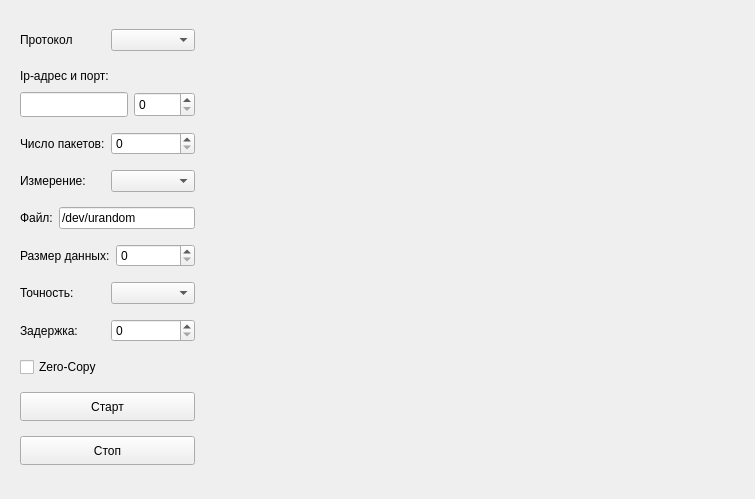
This is gui/forms/sendtimestampwidget.ui in OSLL/Linux_FreeBSD_networking_perf as Qt 5 draws it before an edit. The edited form follows.
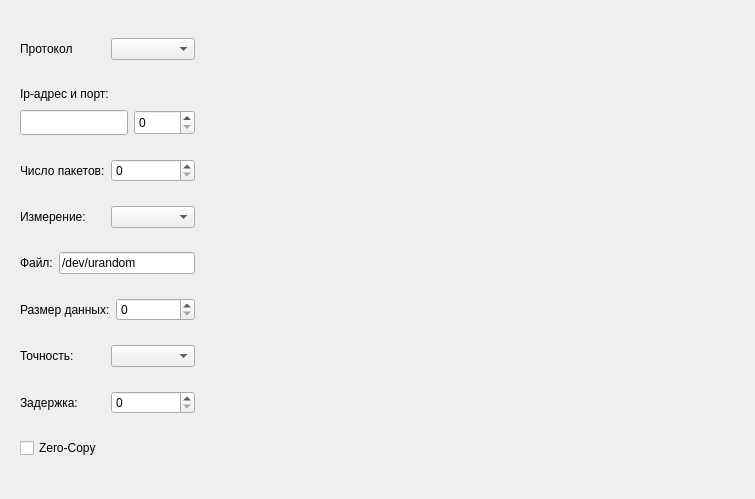
This is the edited form.

Commit message: refactor(gui): move start-stop in widget

Patch:
```diff
--- a/gui/forms/sendtimestampwidget.ui
+++ b/gui/forms/sendtimestampwidget.ui
@@ -210,30 +210,7 @@
          </layout>
         </item>
         <item>
-         <widget class="QPushButton" name="startButton">
-          <property name="maximumSize">
-           <size>
-            <width>16777215</width>
-            <height>29</height>
-           </size>
-          </property>
-          <property name="text">
-           <string>Старт</string>
-          </property>
-         </widget>
-        </item>
-        <item>
-         <widget class="QPushButton" name="stopButton">
-          <property name="maximumSize">
-           <size>
-            <width>16777215</width>
-            <height>29</height>
-           </size>
-          </property>
-          <property name="text">
-           <string>Стоп</string>
-          </property>
-         </widget>
+         <layout class="QHBoxLayout" name="startStopLayout"/>
         </item>
        </layout>
       </widget>
```
The commit also changes 13 other files.
